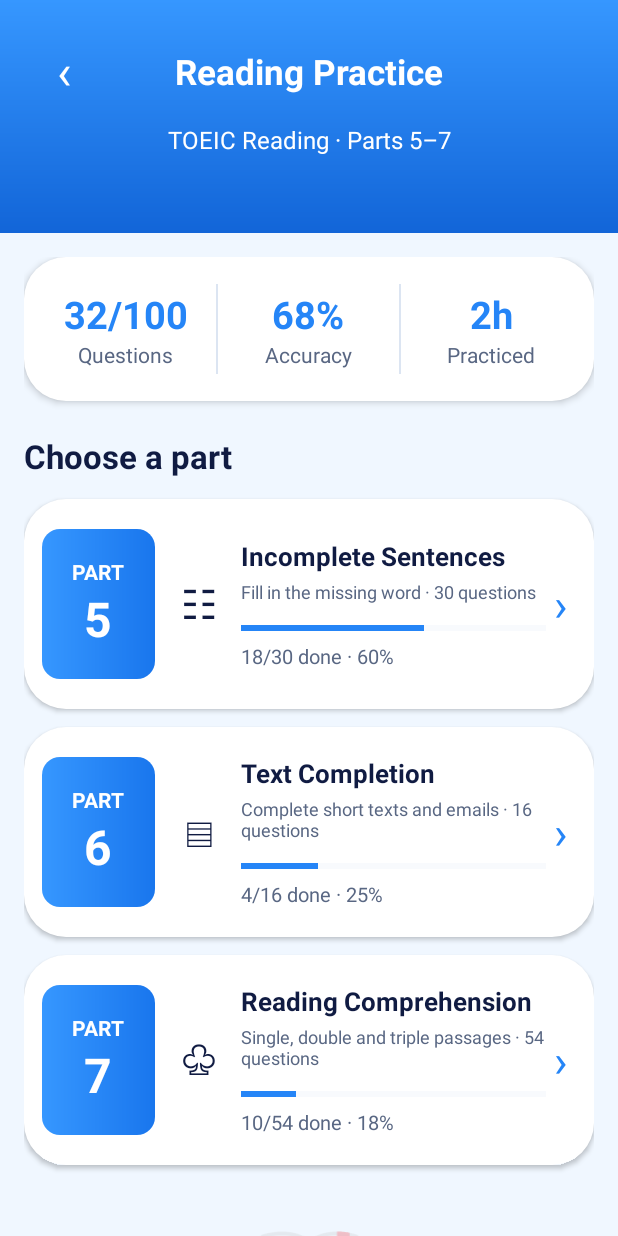
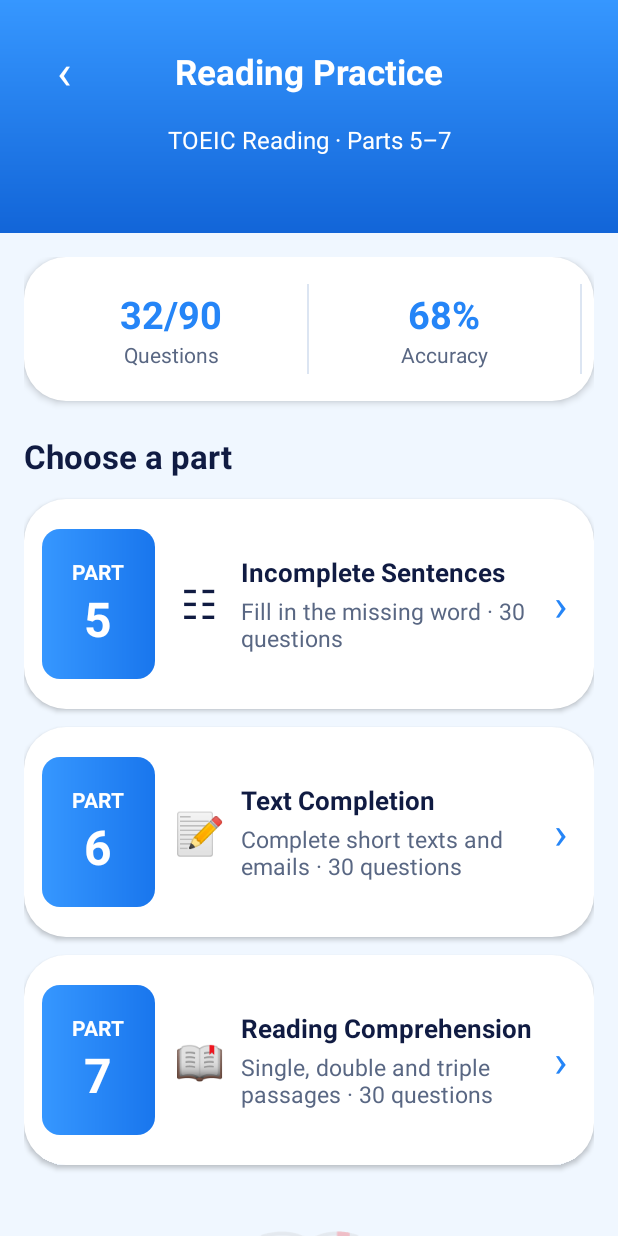
Before and after one commit to MonkeyFlash/Final_Project_TOEIC_app, an Android app: the ReadingList screen opened directly, with no data from a screen before it, on a phone screen of 412 x 824 dp. Run offline under Robolectric (Android 15) with nearby library versions, the phone set to English and light mode, and no system bars.

Commit message:
Update logic part5

```diff
--- a/app/src/main/res/layout/list_activity_reading.xml
+++ b/app/src/main/res/layout/list_activity_reading.xml
@@ -93,7 +93,7 @@
                         android:id="@+id/tvTotalQuestions"
                         android:layout_width="wrap_content"
                         android:layout_height="wrap_content"
-                        android:text="32/100"
+                        android:text="32/90"
                         android:textColor="#2585F7"
                         android:textSize="25sp"
                         android:textStyle="bold" />
@@ -142,32 +142,6 @@
                     android:layout_width="1dp"
                     android:layout_height="60dp"
                     android:background="#DCE5F2" />
-
-                <!-- PRACTICED -->
-                <LinearLayout
-                    android:layout_width="0dp"
-                    android:layout_height="match_parent"
-                    android:layout_weight="1"
-                    android:gravity="center"
-                    android:orientation="vertical">
-
-                    <TextView
-                        android:id="@+id/tvPracticeTime"
-                        android:layout_width="wrap_content"
-                        android:layout_height="wrap_content"
-                        android:text="2h"
-                        android:textColor="#2585F7"
-                        android:textSize="25sp"
-                        android:textStyle="bold" />
-
-                    <TextView
-                        android:layout_width="wrap_content"
-                        android:layout_height="wrap_content"
-                        android:text="Practiced"
-                        android:textColor="#596783"
-                        android:textSize="14sp" />
-
-                </LinearLayout>
 
             </LinearLayout>
 
@@ -249,27 +223,7 @@
                         android:layout_marginTop="3dp"
                         android:text="Fill in the missing word · 30 questions"
                         android:textColor="#596783"
-                        android:textSize="12sp" />
-
-                    <ProgressBar
-                        android:id="@+id/progressPart5"
-                        style="?android:attr/progressBarStyleHorizontal"
-                        android:layout_width="match_parent"
-                        android:layout_height="8dp"
-                        android:layout_marginTop="12dp"
-                        android:max="100"
-                        android:progress="60"
-                        android:progressTint="#2585F7"
-                        android:progressBackgroundTint="#E4ECF7" />
-
-                    <TextView
-                        android:id="@+id/tvPart5Progress"
-                        android:layout_width="wrap_content"
-                        android:layout_height="wrap_content"
-                        android:layout_marginTop="5dp"
-                        android:text="18/30 done · 60%"
-                        android:textColor="#596783"
-                        android:textSize="13sp" />
+                        android:textSize="15sp" />
 
                 </LinearLayout>
 
@@ -324,7 +278,7 @@
                     android:layout_width="35dp"
                     android:layout_height="wrap_content"
                     android:layout_marginStart="12dp"
-                    android:text="▤"
+                    android:text="📝"
                     android:textColor="#101B42"
                     android:textSize="27sp"
                     android:gravity="center" />
@@ -348,29 +302,9 @@
                         android:layout_width="match_parent"
                         android:layout_height="wrap_content"
                         android:layout_marginTop="3dp"
-                        android:text="Complete short texts and emails · 16 questions"
+                        android:text="Complete short texts and emails · 30 questions"
                         android:textColor="#596783"
-                        android:textSize="12sp" />
-
-                    <ProgressBar
-                        android:id="@+id/progressPart6"
-                        style="?android:attr/progressBarStyleHorizontal"
-                        android:layout_width="match_parent"
-                        android:layout_height="8dp"
-                        android:layout_marginTop="12dp"
-                        android:max="100"
-                        android:progress="25"
-                        android:progressTint="#2585F7"
-                        android:progressBackgroundTint="#E4ECF7" />
-
-                    <TextView
-                        android:id="@+id/tvPart6Progress"
-                        android:layout_width="wrap_content"
-                        android:layout_height="wrap_content"
-                        android:layout_marginTop="5dp"
-                        android:text="4/16 done · 25%"
-                        android:textColor="#596783"
-                        android:textSize="13sp" />
+                        android:textSize="15sp" />
 
                 </LinearLayout>
 
@@ -425,7 +359,7 @@
                     android:layout_width="35dp"
                     android:layout_height="wrap_content"
                     android:layout_marginStart="12dp"
-                    android:text="♧"
+                    android:text="📖"
                     android:textColor="#101B42"
                     android:textSize="27sp"
                     android:gravity="center" />
@@ -449,29 +383,9 @@
                         android:layout_width="match_parent"
                         android:layout_height="wrap_content"
                         android:layout_marginTop="3dp"
-                        android:text="Single, double and triple passages · 54 questions"
+                        android:text="Single, double and triple passages · 30 questions"
                         android:textColor="#596783"
-                        android:textSize="12sp" />
-
-                    <ProgressBar
-                        android:id="@+id/progressPart7"
-                        style="?android:attr/progressBarStyleHorizontal"
-                        android:layout_width="match_parent"
-                        android:layout_height="8dp"
-                        android:layout_marginTop="12dp"
-                        android:max="100"
-                        android:progress="18"
-                        android:progressTint="#2585F7"
-                        android:progressBackgroundTint="#E4ECF7" />
-
-                    <TextView
-                        android:id="@+id/tvPart7Progress"
-                        android:layout_width="wrap_content"
-                        android:layout_height="wrap_content"
-                        android:layout_marginTop="5dp"
-                        android:text="10/54 done · 18%"
-                        android:textColor="#596783"
-                        android:textSize="13sp" />
+                        android:textSize="15sp" />
 
                 </LinearLayout>
 
```
